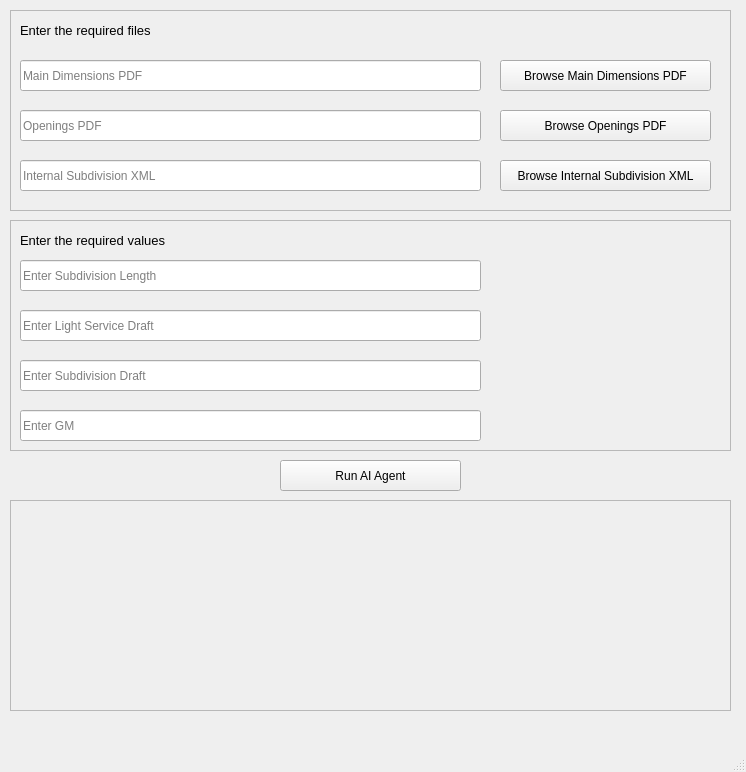
Conoship/pias, file ui/agentMainWindow.ui: the form before one commit.
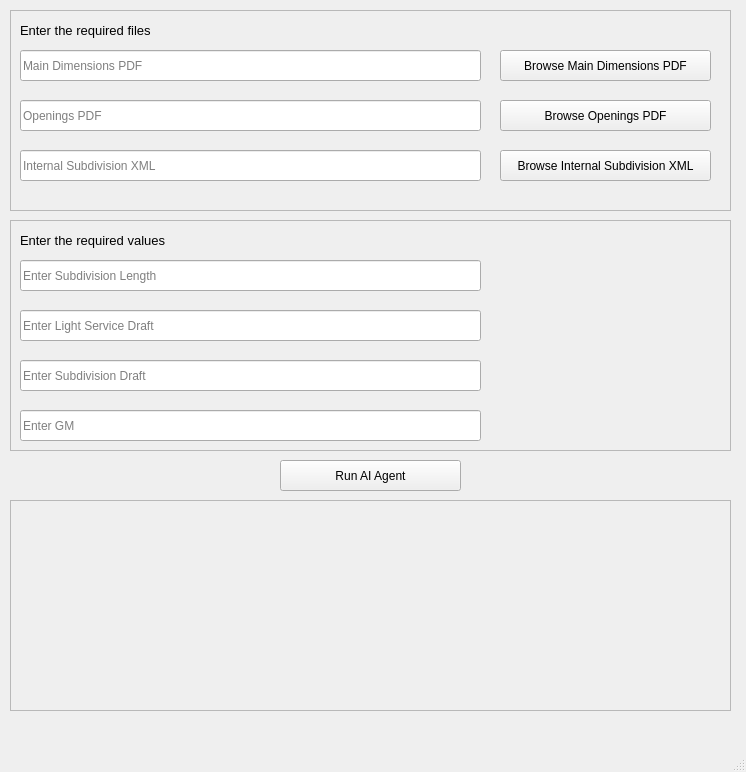
The form after the commit.

```diff
--- a/ui/agentMainWindow.ui
+++ b/ui/agentMainWindow.ui
@@ -46,7 +46,7 @@
      <property name="geometry">
       <rect>
        <x>10</x>
-       <y>50</y>
+       <y>40</y>
        <width>461</width>
        <height>31</height>
       </rect>
@@ -65,7 +65,7 @@
      <property name="geometry">
       <rect>
        <x>10</x>
-       <y>100</y>
+       <y>90</y>
        <width>461</width>
        <height>31</height>
       </rect>
@@ -84,7 +84,7 @@
      <property name="geometry">
       <rect>
        <x>10</x>
-       <y>150</y>
+       <y>140</y>
        <width>461</width>
        <height>31</height>
       </rect>
@@ -103,7 +103,7 @@
      <property name="geometry">
       <rect>
        <x>490</x>
-       <y>50</y>
+       <y>40</y>
        <width>211</width>
        <height>31</height>
       </rect>
@@ -116,7 +116,7 @@
      <property name="geometry">
       <rect>
        <x>490</x>
-       <y>100</y>
+       <y>90</y>
        <width>211</width>
        <height>31</height>
       </rect>
@@ -129,7 +129,7 @@
      <property name="geometry">
       <rect>
        <x>490</x>
-       <y>150</y>
+       <y>140</y>
        <width>211</width>
        <height>31</height>
       </rect>
```
